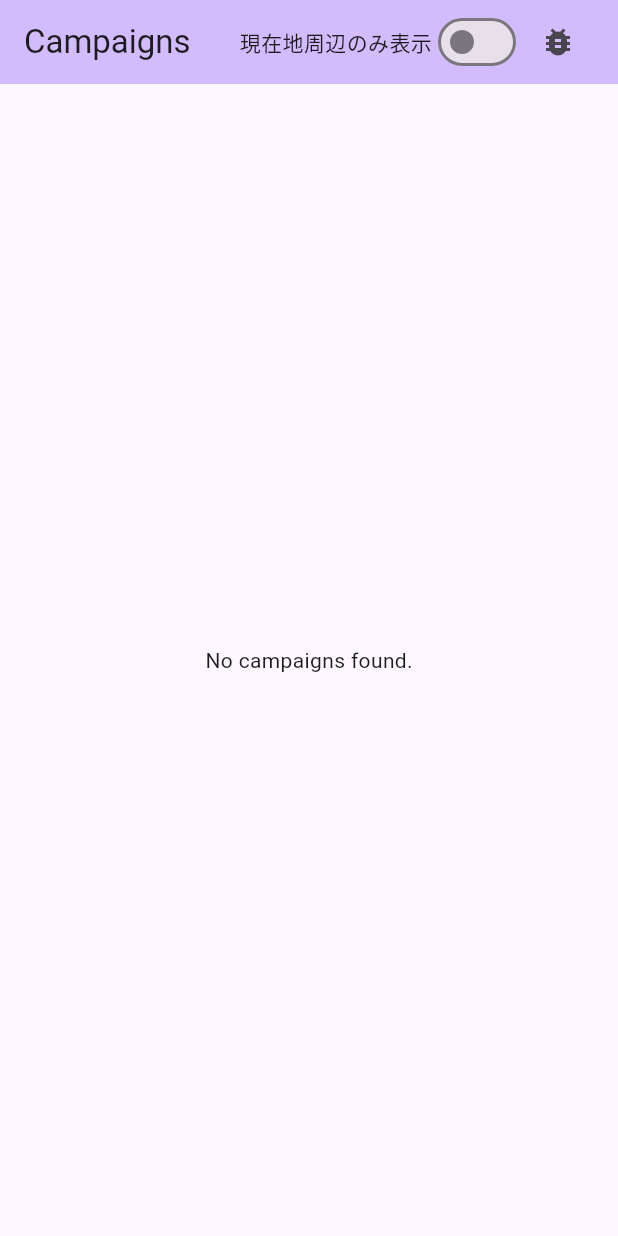
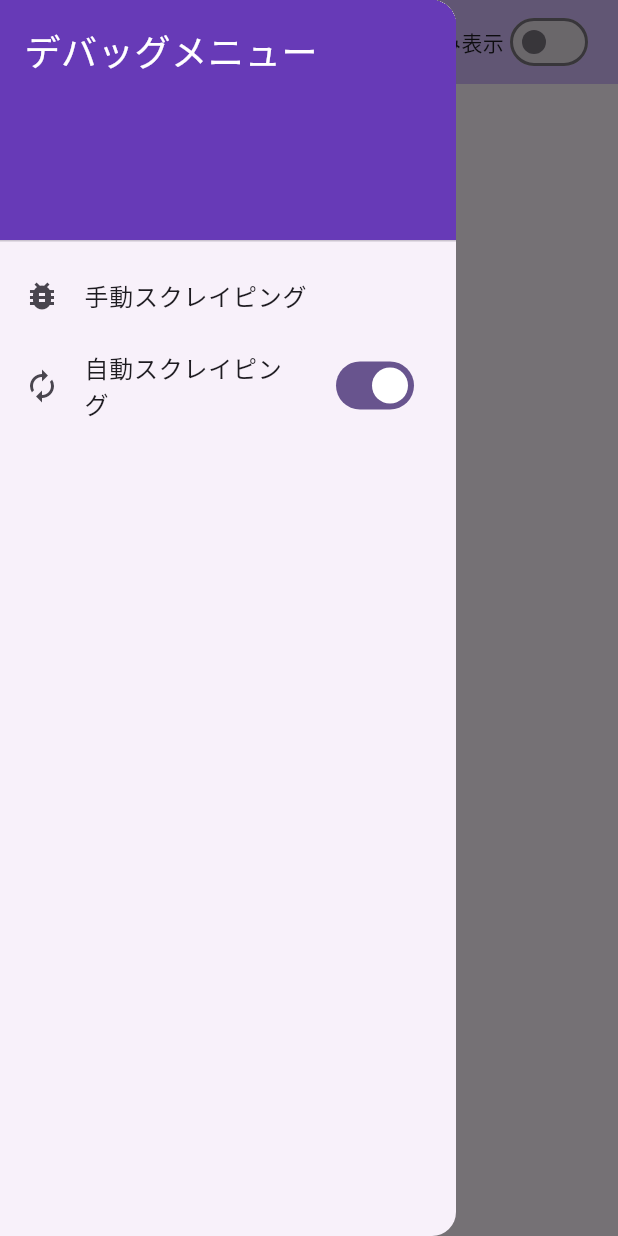
Before and after one commit to onpuuki/otokuopp, a Flutter app: the screen it shows after launch, with the side drawer open (before the commit the screen has no drawer), on a phone screen of 412 x 824 dp. Run offline on Flutter 3.47's test engine with Material 3 defaults, Android fonts, the phone set to English and light mode, and no system bars; our stand-ins replace cloud_firestore, firebase_core, webview_flutter; missing offline and left inert: dart_geohash; accounts and stored records are empty.

Commit message:
feat: implement debug menu and scraping controls
- Moved manual scraping button from AppBar to a Drawer (debug menu)
- Added confirmation dialog before manual scraping
- Added auto-scraping toggle switch to Drawer, synced with Firestore `settings/config`
- Updated Cloud Function `scrapeCampaign` to return early if `isAutoScrapingEnabled` is explicitly false
- Updated Flutter widget tests to cover Drawer, dialog, and auto-scraping switch logic

Co-authored-by: onpuuki <220911838+onpuuki@users.noreply.github.com>

```diff
--- a/frontend/lib/screens/home_screen.dart
+++ b/frontend/lib/screens/home_screen.dart
@@ -89,13 +89,83 @@ class _HomeScreenState extends State<HomeScreen> {
               ),
             ],
           ),
-          IconButton(
-            icon: const Icon(Icons.bug_report),
-            tooltip: 'デバッグ: スクレイピング実行',
-            onPressed: _triggerScraping,
-          ),
           const SizedBox(width: 16),
         ],
+      ),
+      drawer: Drawer(
+        child: ListView(
+          padding: EdgeInsets.zero,
+          children: [
+            const DrawerHeader(
+              decoration: BoxDecoration(
+                color: Colors.deepPurple,
+              ),
+              child: Text(
+                'デバッグメニュー',
+                style: TextStyle(
+                  color: Colors.white,
+                  fontSize: 24,
+                ),
+              ),
+            ),
+            ListTile(
+              leading: const Icon(Icons.bug_report),
+              title: const Text('手動スクレイピング'),
+              onTap: () {
+                showDialog(
+                  context: context,
+                  builder: (BuildContext dialogContext) {
+                    return AlertDialog(
+                      title: const Text('確認'),
+                      content: const Text('本当に実行しますか？'),
+                      actions: [
+                        TextButton(
+                          onPressed: () {
+                            Navigator.pop(dialogContext); // Cancel
+                          },
+                          child: const Text('キャンセル'),
+                        ),
+                        TextButton(
+                          onPressed: () {
+                            Navigator.pop(dialogContext); // Close dialog
+                            _triggerScraping();
+                          },
+                          child: const Text('実行'),
+                        ),
+                      ],
+                    );
+                  },
+                );
+              },
+            ),
+            StreamBuilder<DocumentSnapshot>(
+              stream: (widget.firestore ?? FirebaseFirestore.instance)
+                  .collection('settings')
+                  .doc('config')
+                  .snapshots(),
+              builder: (context, snapshot) {
+                bool isAutoScrapingEnabled = true; // default value
+                if (snapshot.hasData && snapshot.data!.exists) {
+                  final data = snapshot.data!.data() as Map<String, dynamic>?;
+                  if (data != null && data.containsKey('isAutoScrapingEnabled')) {
+                    isAutoScrapingEnabled = data['isAutoScrapingEnabled'] as bool;
+                  }
+                }
+                return SwitchListTile(
+                  secondary: const Icon(Icons.autorenew),
+                  title: const Text('自動スクレイピング'),
+                  value: isAutoScrapingEnabled,
+                  onChanged: (bool value) {
+                    (widget.firestore ?? FirebaseFirestore.instance)
+                        .collection('settings')
+                        .doc('config')
+                        .set({'isAutoScrapingEnabled': value}, SetOptions(merge: true));
+                  },
+                );
+              },
+            ),
+          ],
+        ),
       ),
       body: StreamBuilder<QuerySnapshot>(
         stream: _getCampaignsStream(),
```
Also changed, not shown: 2 other files.
